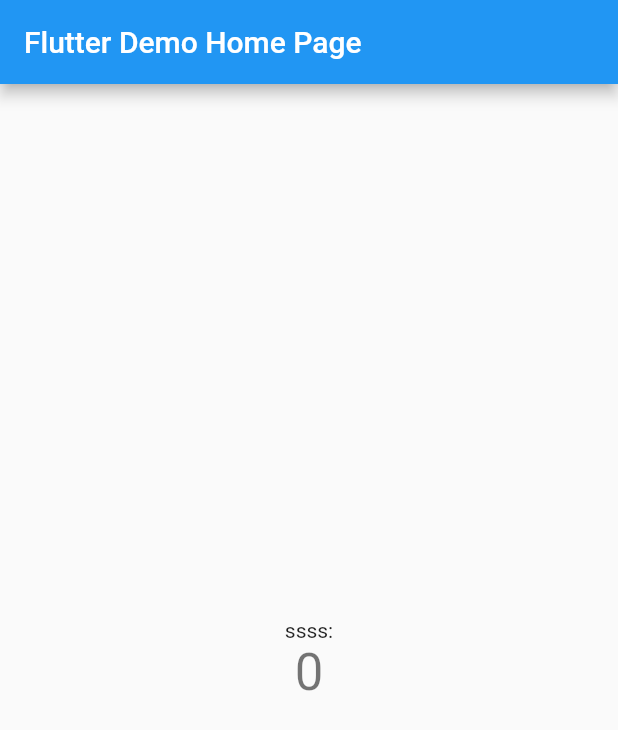
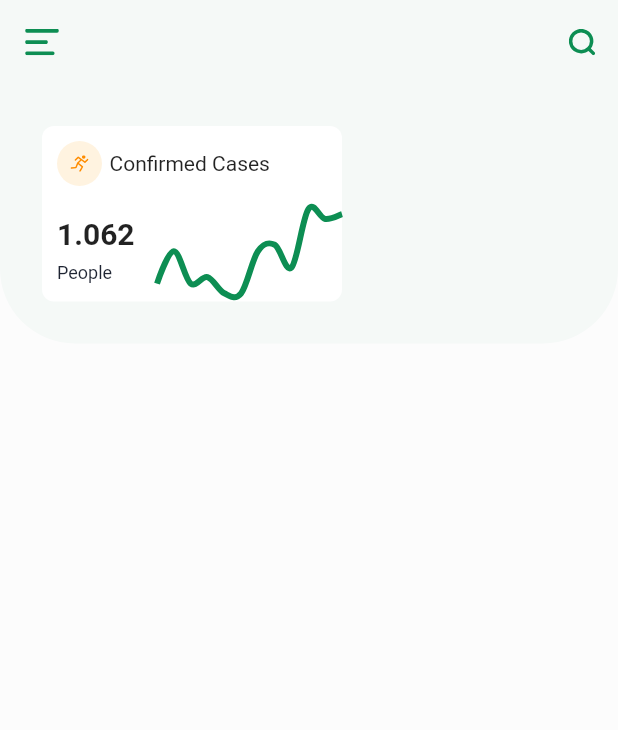
Before and after one commit to kaankutucu/Covid_UI_App_Flutter, a Flutter app: the screen it shows after launch, on a phone screen of 412 x 824 dp. Shown: the top 730 px of the screen. Run offline on Flutter 3.47's test engine with Material 2 defaults, Android fonts, the phone set to English and light mode, and no system bars; drawn by our look-alikes of fl_chart; our stand-ins replace flutter_svg.

Commit message:
LineChard Added

```diff
--- /dev/null
+++ b/lib/constants.dart
@@ -0,0 +1,8 @@
+import 'package:flutter/material.dart';
+
+const kTextColor = Color(0xFF1E2432);
+const kTextMediumColor = Color (0xFF53627C);
+const kTextLightColor = Color (0xFFACB1C0);
+const kPrimaryColor = Color (0xFF0D8E53);
+const kBackgroundColor = Color (0xFFFCFCFC);
+const kInactiveChartColor = Color (0xFFEAECEF);
--- a/lib/main.dart
+++ b/lib/main.dart
@@ -1,3 +1,5 @@
+import 'package:coviduiapp/constants.dart';
+import 'package:coviduiapp/screens/home_screen.dart';
 import 'package:flutter/material.dart';
 
 void main() => runApp(MyApp());
@@ -6,102 +8,16 @@ class MyApp extends StatelessWidget {
   // This widget is the root of your application.
   @override
   Widget build(BuildContext context) {
-    return MaterialApp(
-      title: 'Flutter Demo',
-      theme: ThemeData(
-        // This is the theme of your application.
-        //
-        // Try running your application with "flutter run". You'll see the
-        // application has a blue toolbar. Then, without quitting the app, try
-        // changing the primarySwatch below to Colors.green and then invoke
-        // "hot reload" (press "r" in the console where you ran "flutter run",
-        // or simply save your changes to "hot reload" in a Flutter IDE).
-        // Notice that the counter didn't reset back to zero; the application
-        // is not restarted.
-        primarySwatch: Colors.blue,
-      ),
-      home: MyHomePage(title: 'Flutter Demo Home Page'),
-    );
-  }
+  return MaterialApp(
+    debugShowCheckedModeBanner: false,
+    title: 'Covid-19 Application',
+    theme: ThemeData(
+      primaryColor: kPrimaryColor,
+      scaffoldBackgroundColor: kBackgroundColor,
+      textTheme: Theme.of(context).textTheme.apply(displayColor: kTextColor),
+
+    ),
+    home: HomeScreen(),
+  );
 }
-
-class MyHomePage extends StatefulWidget {
-  MyHomePage({Key key, this.title}) : super(key: key);
-
-  // This widget is the home page of your application. It is stateful, meaning
-  // that it has a State object (defined below) that contains fields that affect
-  // how it looks.
-
-  // This class is the configuration for the state. It holds the values (in this
-  // case the title) provided by the parent (in this case the App widget) and
-  // used by the build method of the State. Fields in a Widget subclass are
-  // always marked "final".
-
-  final String title;
-
-  @override
-  _MyHomePageState createState() => _MyHomePageState();
 }
-
-class _MyHomePageState extends State<MyHomePage> {
-  int _counter = 0;
-
-  void _incrementCounter() {
-    setState(() {
-      // This call to setState tells the Flutter framework that something has
-      // changed in this State, which causes it to rerun the build method below
-      // so that the display can reflect the updated values. If we changed
-      // _counter without calling setState(), then the build method would not be
-      // called again, and so nothing would appear to happen.
-      _counter++;
-    });
-  }
-
-  @override
-  Widget build(BuildContext context) {
-    // This method is rerun every time setState is called, for instance as done
-    // by the _incrementCounter method above.
-    //
-    // The Flutter framework has been optimized to make rerunning build methods
-    // fast, so that you can just rebuild anything that needs updating rather
-    // than having to individually change instances of widgets.
-    return Scaffold(
-      appBar: AppBar(
-        // Here we take the value from the MyHomePage object that was created by
-        // the App.build method, and use it to set our appbar title.
-        title: Text(widget.title),
-      ),
-      body: Center(
-        // Center is a layout widget. It takes a single child and positions it
-        // in the middle of the parent.
-        child: Column(
-          // Column is also a layout widget. It takes a list of children and
-          // arranges them vertically. By default, it sizes itself to fit its
-          // children horizontally, and tries to be as tall as its parent.
-          //
-          // Invoke "debug painting" (press "p" in the console, choose the
-          // "Toggle Debug Paint" action from the Flutter Inspector in Android
-          // Studio, or the "Toggle Debug Paint" command in Visual Studio Code)
-          // to see the wireframe for each widget.
-          //
-          // Column has various properties to control how it sizes itself and
-          // how it positions its children. Here we use mainAxisAlignment to
-          // center the children vertically; the main axis here is the vertical
-          // axis because Columns are vertical (the cross axis would be
-          // horizontal).
-          mainAxisAlignment: MainAxisAlignment.center,
-          children: <Widget>[
-            Text(
-              'ssss:',
-            ),
-            Text(
-              '$_counter',
-              style: Theme.of(context).textTheme.display1,
-            ),
-          ],
-        ),
-      ),
-      // This trailing comma makes auto-formatting nicer for build methods.
-    );
-  }
-}
--- /dev/null
+++ b/lib/screens/home_screen.dart
@@ -0,0 +1,126 @@
+import 'package:coviduiapp/constants.dart';
+import 'package:coviduiapp/widgets/line_chart.dart';
+import 'package:flutter/material.dart';
+import 'package:flutter_svg/flutter_svg.dart';
+import 'package:fl_chart/fl_chart.dart';
+
+class HomeScreen extends StatelessWidget {
+  @override
+  Widget build(BuildContext context) {
+    return Scaffold(
+      appBar: buildAppBar(),
+      body: Container(
+        padding: EdgeInsets.only(
+          left: 20,
+          top: 20,
+          right: 20,
+          bottom: 20,
+        ),
+        width: double.infinity,
+        decoration: BoxDecoration(
+          color: kPrimaryColor.withOpacity(0.03),
+          borderRadius: BorderRadius.only(
+            bottomLeft: Radius.circular(50),
+            bottomRight: Radius.circular(50),
+          ),
+        ),
+        child: Wrap(
+          children: <Widget>[
+            Padding(
+              padding: const EdgeInsets.all(8.0),
+              child: Container(
+                width: 200,
+                decoration: BoxDecoration(
+                  color: Colors.white,
+                  borderRadius: BorderRadius.circular(8),
+                ),
+                child: Column(
+                  children: <Widget>[
+                    Padding(
+                      padding: const EdgeInsets.all(10.0),
+                      child: Row(
+                        children: <Widget>[
+                          Container(
+                            alignment: Alignment.center,
+                            height: 30,
+                            width: 30,
+                            decoration: BoxDecoration(
+                              color: Color(0xFFFF9C00).withOpacity(0.12),
+                              shape: BoxShape.circle,
+                            ),
+                            child: SvgPicture.asset(
+                              "assets/icons/running.svg",
+                              height: 12,
+                              width: 12,
+                            ),
+                          ),
+                          SizedBox(
+                            width: 5,
+                          ),
+                          Text(
+                            "Confirmed Cases",
+                            maxLines: 1,
+                            overflow: TextOverflow.ellipsis,
+                          ),
+                        ],
+                      ),
+                    ),
+                    Row(
+                      children: <Widget>[
+                        Padding(
+                          padding: const EdgeInsets.all(10.0),
+                          child: RichText(
+                            text: TextSpan(
+                              style: TextStyle(color: kTextColor),
+                              children: [
+                                TextSpan(
+                                  text: "1.062 \n",
+                                  style: Theme.of(context)
+                                      .textTheme
+                                      .title
+                                      .copyWith(
+                                        fontWeight: FontWeight.bold,
+                                      ),
+                                ),
+                                TextSpan(
+                                  text: "People",
+                                  style: TextStyle(
+                                    fontSize: 12,
+                                    height: 2,
+                                  ),
+                                ),
+                              ],
+                            ),
+                          ),
+                        ),
+                        Expanded(
+                          child: LineReportChart(),
+                        ),
+                      ],
+                    ),
+                  ],
+                ),
+              ),
+            ),
+          ],
+        ),
+      ),
+    );
+  }
+
+  AppBar buildAppBar() {
+    return AppBar(
+      backgroundColor: kPrimaryColor.withOpacity(.03),
+      elevation: 0,
+      leading: IconButton(
+        icon: SvgPicture.asset("assets/icons/menu.svg"),
+        onPressed: () {},
+      ),
+      actions: <Widget>[
+        IconButton(
+            icon: SvgPicture.asset("assets/icons/search.svg"),
+            onPressed: () {}),
+      ],
+    );
+  }
+}
--- /dev/null
+++ b/lib/widgets/line_chart.dart
@@ -0,0 +1,48 @@
+import 'package:coviduiapp/constants.dart';
+import 'package:fl_chart/fl_chart.dart';
+import 'package:flutter/material.dart';
+
+
+class LineReportChart extends StatelessWidget {
+  @override
+  Widget build(BuildContext context) {
+    return AspectRatio(
+      aspectRatio: 2.2,
+      child: LineChart(
+        LineChartData(
+          gridData: FlGridData(show: false),
+          borderData: FlBorderData(show: false),
+          titlesData: FlTitlesData(show: false),
+          lineBarsData: [
+            LineChartBarData(
+              spots: getSports(),
+              isCurved: true,
+              dotData:  FlDotData(show: false),
+              belowBarData:  BarAreaData(show: false),
+              colors: [kPrimaryColor],
+              barWidth: 4,
+
+            )
+          ],
+        ),
+      ),
+    );
+  }
+
+  List<FlSpot> getSports() {
+    return [
+      FlSpot(0, .5),
+      FlSpot(1, 1.5),
+      FlSpot(2, .5),
+      FlSpot(3, .7),
+      FlSpot(4, .2),
+      FlSpot(5, .2),
+      FlSpot(6, 1.5),
+      FlSpot(7, 1.7),
+      FlSpot(8, 1),
+      FlSpot(9, 2.8),
+      FlSpot(10, 2.5),
+      FlSpot(11, 2.65),
+    ];
+  }
+}
--- a/pubspec.yaml
+++ b/pubspec.yaml
@@ -23,6 +23,8 @@ dependencies:
   # The following adds the Cupertino Icons font to your application.
   # Use with the CupertinoIcons class for iOS style icons.
   cupertino_icons: ^0.1.2
+  flutter_svg: ^0.17.4
+  fl_chart: ^0.9.3
 
 dev_dependencies:
   flutter_test:
@@ -41,8 +43,8 @@ flutter:
   uses-material-design: true
 
   # To add assets to your application, add an assets section, like this:
-  # assets:
-  #  - images/a_dot_burr.jpeg
+  assets:
+    - assets/icons/
   #  - images/a_dot_ham.jpeg
 
   # An image asset can refer to one or more resolution-specific "variants", see
```
Also changed, not shown: assets/icons/Clean_Disinfect.svg (added), assets/icons/hand_wash.svg (added), assets/icons/increase.svg (added), assets/icons/map.svg (added), assets/icons/menu.svg (added), assets/icons/more.svg (added), assets/icons/nurse.svg (added), assets/icons/running.svg (added), assets/icons/search.svg (added), assets/icons/use_mask.svg (added), assets/icons/virus.svg (added), pubspec.lock.
